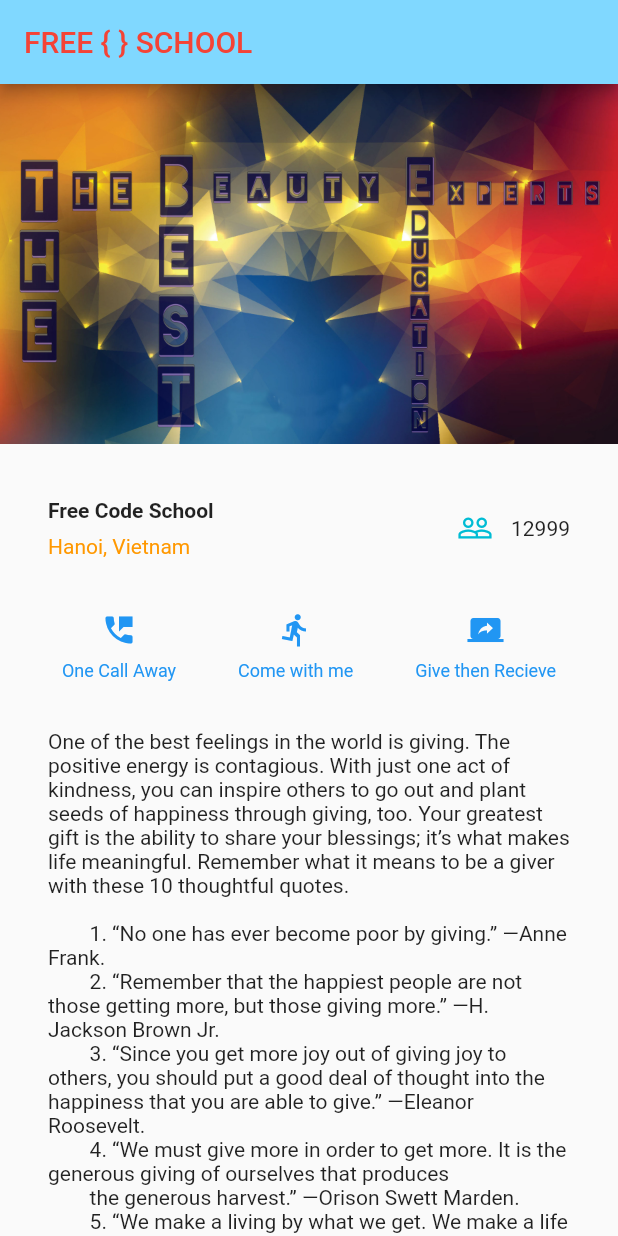
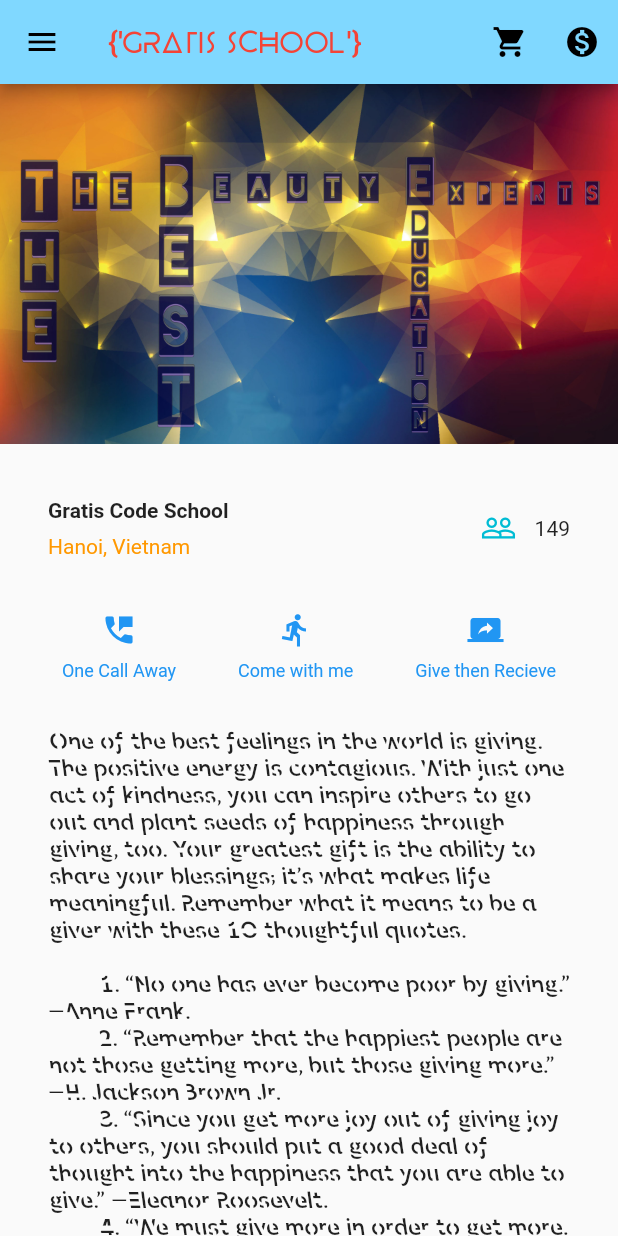
Before and after one commit to phuocding/ZerotoNineProject, a Flutter app: the screen it shows after launch, on a phone screen of 412 x 824 dp. Run offline on Flutter 3.47's test engine with Material 2 defaults, Android fonts, the light colour scheme and no system bars.

Commit message:
added font, assets and interactivity

```diff
--- a/lib/main.dart
+++ b/lib/main.dart
@@ -19,7 +19,7 @@ class MyApp extends StatelessWidget {
                 Container(
                   padding: const EdgeInsets.only(bottom: 8.0),
                   child: Text(
-                    'Free Code School',
+                    'Gratis Code School',
                     style: TextStyle(
                       fontWeight: FontWeight.bold,
                     ),
@@ -92,23 +92,41 @@ class MyApp extends StatelessWidget {
         10. “The meaning of life is to find your gift. The purpose of life is to give it away.” ―Pablo Picasso.
         ''',
         softWrap: true,
+        style: TextStyle(fontFamily: 'SansForgetica'),
       ),
     );
 
     return MaterialApp(
-      title: 'Free Code School',
+      title: 'Gratis Code School',
       theme: ThemeData(
         // primarySwatch: Colors.amber,
         primaryColor: Colors.lightBlueAccent[100],
       ),
       home: Scaffold(
         appBar: AppBar(
-          title: Text('FREE { } SCHOOL', style: TextStyle(color: Colors.red)),
+          leading: IconButton(
+            icon: Icon(Icons.menu),
+            onPressed: () {},
+          ),
+          title: Text(
+          '{\'GRATIS School\'}',
+           style: TextStyle(color: Colors.red, fontFamily: 'BeynoTtf'),
+           ),
+           actions: <Widget>[
+             IconButton(
+               icon: Icon(Icons.shopping_cart),
+               onPressed: () {},
+             ),
+             IconButton(
+               icon: Icon(Icons.monetization_on),
+               onPressed: () {},
+             ),
+           ],
         ),
         body: ListView(
           children: <Widget>[
             Image.asset(
-              'images/code.jpg',
+              'assets/code.jpg',
               width: 600.0,
               height: 240.0,
               fit: BoxFit.cover,
@@ -130,7 +148,7 @@ class FavoriteWidget extends StatefulWidget {
 
 class _FavoriteWidgetState extends State<FavoriteWidget> {
   bool _isFavorited = false;
-  int _favoriteCount = 12999;
+  int _favoriteCount = 149;
 
   void _toggleFavorite() {
     setState(() {
```
Also changed, not shown: pubspec.yaml (+11 -2 lines), assets/code.jpg (renamed from images/code.jpg), assets/freecodeschool.PNG (added), assets/lakes-column-elts.png (deleted), fonts/Beyno.ttf (added), fonts/Prometheus.ttf (added), fonts/SansForgetica-Regular.otf (added), images/lake.jpg (deleted).
